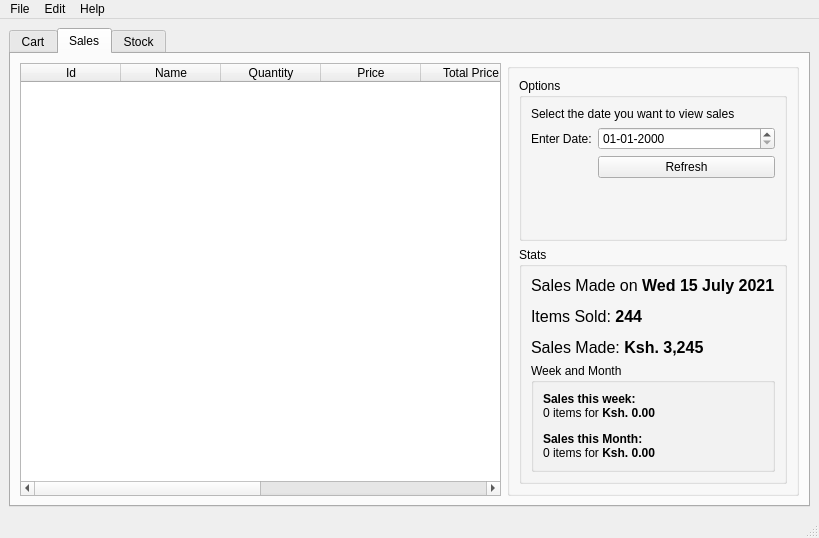
Old version of the form src/ui/stock_manager.ui in the repository krivahtoo/stockmanager.
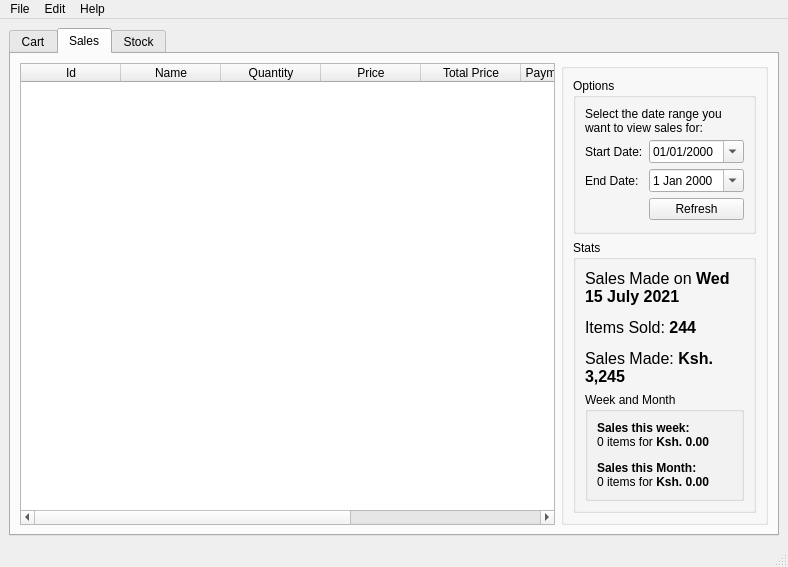
New version of the form. Icons and pictures are not drawn.

Commit message: fix: use date range

```diff
--- a/src/ui/stock_manager.ui
+++ b/src/ui/stock_manager.ui
@@ -6,8 +6,8 @@
    <rect>
     <x>0</x>
     <y>0</y>
-    <width>819</width>
-    <height>538</height>
+    <width>788</width>
+    <height>567</height>
    </rect>
   </property>
   <property name="windowTitle">
@@ -374,6 +374,37 @@
               <string>Options</string>
              </property>
              <layout class="QFormLayout" name="formLayout_6">
+              <item row="2" column="0">
+               <widget class="QLabel" name="label_2">
+                <property name="text">
+                 <string>Start Date:</string>
+                </property>
+               </widget>
+              </item>
+              <item row="2" column="1">
+               <widget class="QDateEdit" name="dateStart">
+                <property name="displayFormat">
+                 <string>dd/MM/yyyy</string>
+                </property>
+                <property name="calendarPopup">
+                 <bool>true</bool>
+                </property>
+               </widget>
+              </item>
+              <item row="3" column="0">
+               <widget class="QLabel" name="label">
+                <property name="text">
+                 <string>End Date:</string>
+                </property>
+               </widget>
+              </item>
+              <item row="3" column="1">
+               <widget class="QDateEdit" name="dateEnd">
+                <property name="calendarPopup">
+                 <bool>true</bool>
+                </property>
+               </widget>
+              </item>
               <item row="7" column="1">
                <widget class="QPushButton" name="btnRefreshSales">
                 <property name="text">
@@ -388,20 +419,6 @@
                 </property>
                </widget>
               </item>
-              <item row="2" column="0">
-               <widget class="QLabel" name="label_2">
-                <property name="text">
-                 <string>Enter Date:</string>
-                </property>
-               </widget>
-              </item>
-              <item row="2" column="1">
-               <widget class="QDateEdit" name="dateSales">
-                <property name="displayFormat">
-                 <string>dd-MM-yyyy</string>
-                </property>
-               </widget>
-              </item>
               <item row="0" column="0" colspan="2">
                <widget class="QLabel" name="label_3">
                 <property name="maximumSize">
@@ -411,7 +428,10 @@
                  </size>
                 </property>
                 <property name="text">
-                 <string>Select the date you want to view sales</string>
+                 <string>Select the date range you want to view sales for:</string>
+                </property>
+                <property name="wordWrap">
+                 <bool>true</bool>
                 </property>
                </widget>
               </item>
@@ -429,6 +449,9 @@
                 <property name="text">
                  <string>&lt;html&gt;&lt;head/&gt;&lt;body&gt;&lt;p&gt;&lt;span style=&quot; font-size:12pt;&quot;&gt;Sales Made on &lt;/span&gt;&lt;span style=&quot; font-size:12pt; font-weight:600;&quot;&gt;Wed 15 July 2021&lt;/span&gt;&lt;/p&gt;&lt;p&gt;&lt;span style=&quot; font-size:12pt;&quot;&gt;Items Sold: &lt;/span&gt;&lt;span style=&quot; font-size:12pt; font-weight:600;&quot;&gt;244&lt;/span&gt;&lt;/p&gt;&lt;p&gt;&lt;span style=&quot; font-size:12pt;&quot;&gt;Sales Made: &lt;/span&gt;&lt;span style=&quot; font-size:12pt; font-weight:600;&quot;&gt;Ksh. 3,245&lt;/span&gt;&lt;/p&gt;&lt;/body&gt;&lt;/html&gt;</string>
                 </property>
+                <property name="wordWrap">
+                 <bool>true</bool>
+                </property>
                </widget>
               </item>
               <item>
@@ -603,7 +626,7 @@
     <rect>
      <x>0</x>
      <y>0</y>
-     <width>819</width>
+     <width>788</width>
      <height>20</height>
     </rect>
    </property>
```
Left out of the diff: 2 changed lines with no effect on the pictures. The commit also changes 4 other files.
